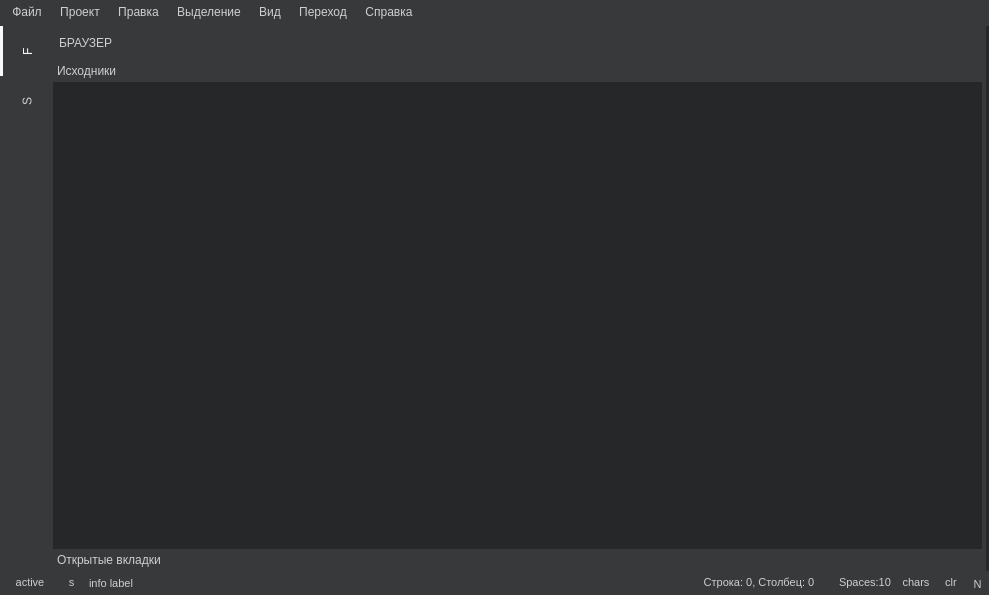
Before: the Qt Designer form mainwindow.ui in VanyaKrotov/CodeEditor, drawn with Qt 5.
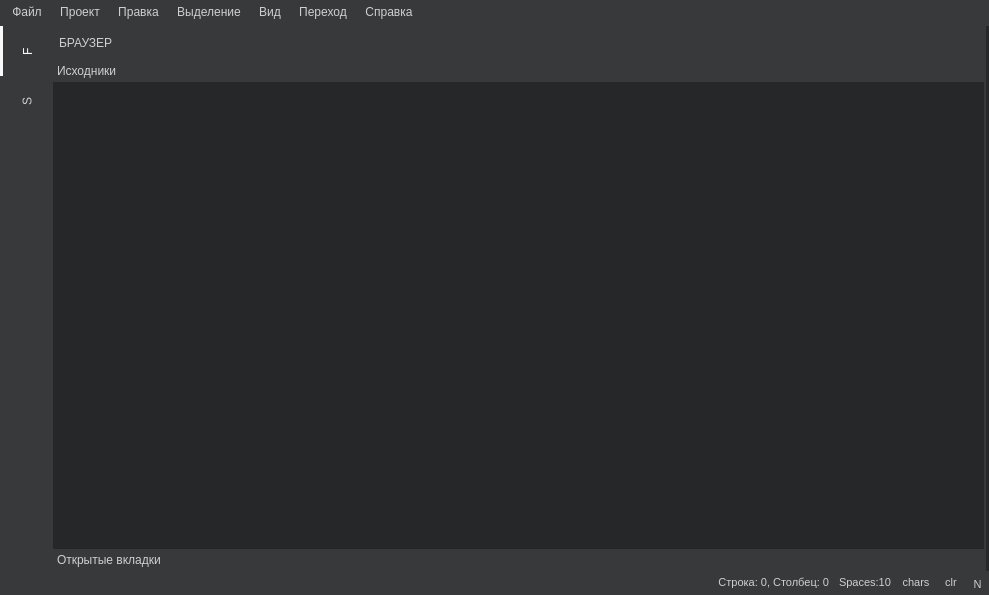
After: the same form once the commit is applied. Icons and pictures are not drawn.

The edit to the form file:
```diff
--- a/mainwindow.ui
+++ b/mainwindow.ui
@@ -10,6 +10,12 @@
     <height>595</height>
    </rect>
   </property>
+  <property name="minimumSize">
+   <size>
+    <width>500</width>
+    <height>300</height>
+   </size>
+  </property>
   <property name="font">
    <font>
     <family>Microsoft YaHei UI</family>
@@ -201,8 +207,9 @@
 	font-size: 11px;
 }
 
-
-</string>
+#cursorStateButton {
+	text-align: right;
+}	</string>
   </property>
   <widget class="QWidget" name="centralwidget">
    <layout class="QVBoxLayout" name="verticalLayout">
@@ -257,7 +264,7 @@
           <bool>true</bool>
          </property>
          <property name="handleWidth">
-          <number>4</number>
+          <number>2</number>
          </property>
          <property name="childrenCollapsible">
           <bool>true</bool>
@@ -369,8 +376,8 @@
                 <rect>
                  <x>0</x>
                  <y>0</y>
-                 <width>902</width>
-                 <height>457</height>
+                 <width>903</width>
+                 <height>458</height>
                 </rect>
                </property>
                <attribute name="label">
@@ -430,6 +437,9 @@
                    </property>
                    <item>
                     <widget class="QSplitter" name="treeWidgetsSplitter">
+                     <property name="autoFillBackground">
+                      <bool>false</bool>
+                     </property>
                      <property name="orientation">
                       <enum>Qt::Vertical</enum>
                      </property>
@@ -708,7 +718,7 @@
           </size>
          </property>
          <property name="text">
-          <string>active</string>
+          <string/>
          </property>
         </widget>
        </item>
@@ -727,7 +737,7 @@
           </size>
          </property>
          <property name="text">
-          <string>s</string>
+          <string/>
          </property>
         </widget>
        </item>
@@ -746,7 +756,7 @@
           </font>
          </property>
          <property name="text">
-          <string>info label</string>
+          <string/>
          </property>
         </widget>
        </item>
@@ -764,7 +774,7 @@
         <widget class="QPushButton" name="cursorStateButton">
          <property name="minimumSize">
           <size>
-           <width>150</width>
+           <width>200</width>
            <height>0</height>
           </size>
          </property>
```
Left out of the diff: 16 changed lines with no effect on the pictures.
